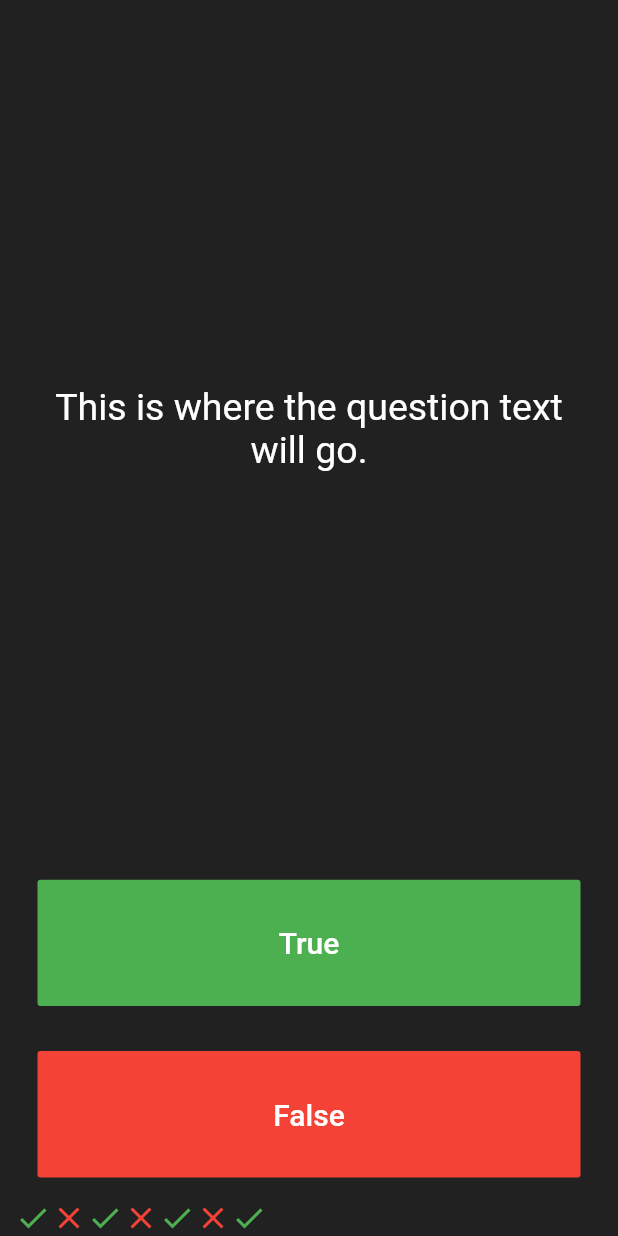
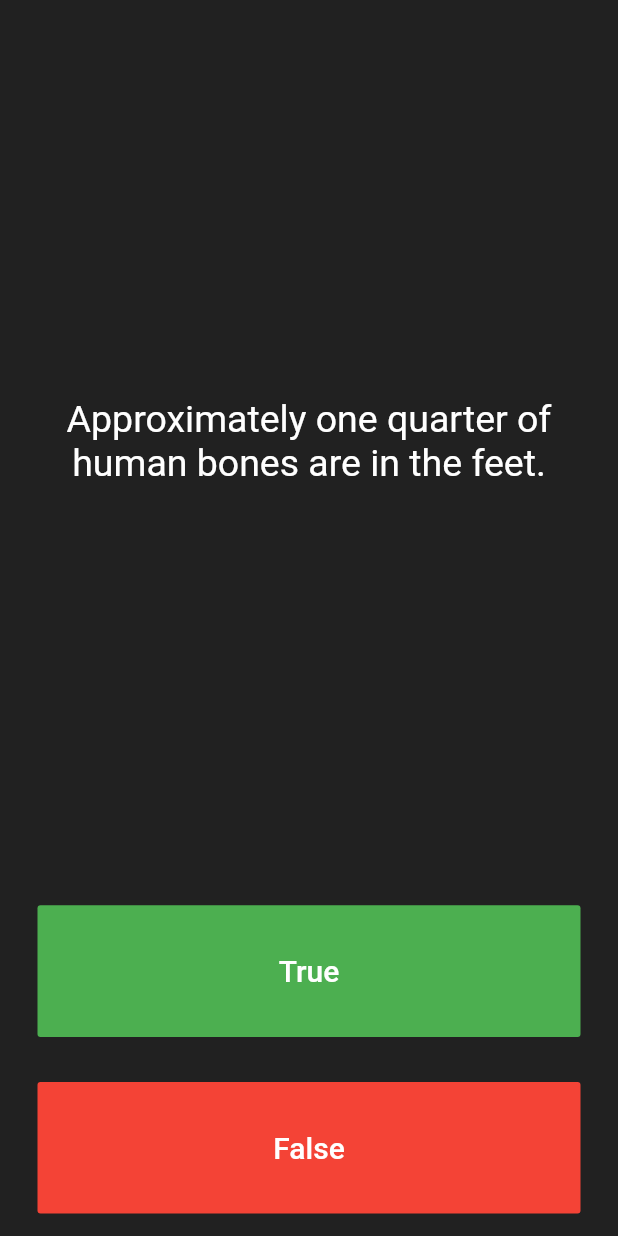
Before and after one commit to nischal08/quizzler-flutter, a Flutter app: the screen it shows after launch, after a tap on "True", on a phone screen of 412 x 824 dp. Run offline on Flutter 3.47's test engine with Material 2 defaults, Android fonts, the phone set to English and light mode, and no system bars.

Commit message:
Displaying the question

```diff
--- a/lib/main.dart
+++ b/lib/main.dart
@@ -25,32 +25,13 @@ class QuizPage extends StatefulWidget {
 }
 
 class _QuizPageState extends State<QuizPage> {
-  List<Icon> scoreKeeper = [
-    Icon(
-      Icons.check,
-      color: Colors.green,
-    ),
-    Icon(
-      Icons.close,
-      color: Colors.red,
-    ),
-    Icon(
-      Icons.check,
-      color: Colors.green,
-    ),
-    Icon(
-      Icons.close,
-      color: Colors.red,
-    ),
-    Icon(
-      Icons.check,
-      color: Colors.green,
-    ),
-    Icon(
-      Icons.close,
-      color: Colors.red,
-    ),
+  List<Icon> scoreKeeper = [];
+  List<String> questions = [
+    'You can lead a cow down stairs but not up stairs.',
+    'Approximately one quarter of human bones are in the feet.',
+    'A slug\'s blood is green.',
   ];
+  int questionNumber = 0;
   @override
   Widget build(BuildContext context) {
     return Column(
@@ -63,7 +44,7 @@ class _QuizPageState extends State<QuizPage> {
             padding: EdgeInsets.all(10.0),
             child: Center(
               child: Text(
-                'This is where the question text will go.',
+                questions[questionNumber],
                 textAlign: TextAlign.center,
                 style: TextStyle(
                   fontSize: 25.0,
@@ -88,12 +69,7 @@ class _QuizPageState extends State<QuizPage> {
               ),
               onPressed: () {
                 setState(() {
-                  scoreKeeper.add(
-                    Icon(
-                      Icons.check,
-                      color: Colors.green,
-                    ),
-                  );
+                  questionNumber++;
                 });
                 //The user picked true.
               },
@@ -113,6 +89,9 @@ class _QuizPageState extends State<QuizPage> {
                 ),
               ),
               onPressed: () {
+                setState(() {
+                  questionNumber++;
+                });
                 //The user picked false.
               },
             ),
```
